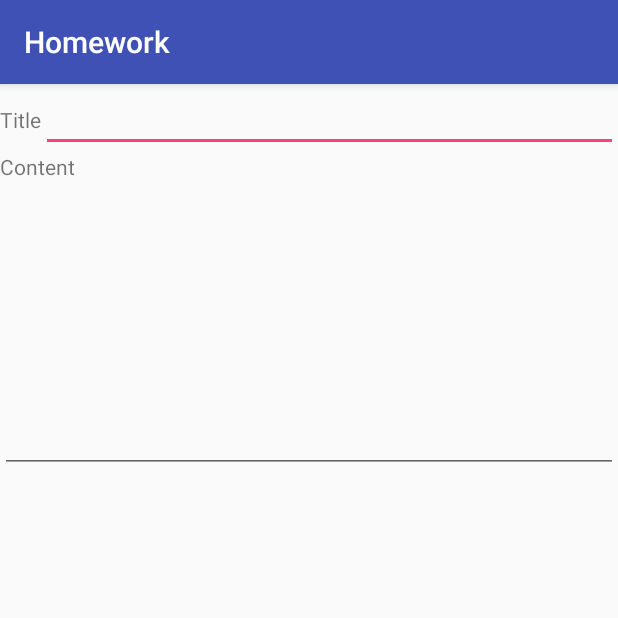
After one commit to fcu-d0280327/Android-HW6, an Android app: the EditNoteActivity screen opened directly, with no data from a screen before it, on a phone screen of 412 x 824 dp, the top half of it. The commit adds this screen. Run offline under Robolectric (Android 15) with nearby library versions, the phone set to English and light mode, and no system bars.

Commit message:
Add activity for add a note

```diff
--- a/app/build.gradle
+++ b/app/build.gradle
@@ -25,5 +25,6 @@ dependencies {
         exclude group: 'com.android.support', module: 'support-annotations'
     })
     compile 'com.android.support:appcompat-v7:25.3.1'
+    compile 'com.android.support.constraint:constraint-layout:1.0.2'
     testCompile 'junit:junit:4.12'
 }
--- a/app/src/main/AndroidManifest.xml
+++ b/app/src/main/AndroidManifest.xml
@@ -15,6 +15,7 @@
                 <category android:name="android.intent.category.LAUNCHER" />
             </intent-filter>
         </activity>
+        <activity android:name=".EditNoteActivity"></activity>
     </application>
 
 </manifest>
--- /dev/null
+++ b/app/src/main/java/com/example/user/homework/EditNoteActivity.java
@@ -0,0 +1,27 @@
+package com.example.user.homework;
+
+import android.support.v7.app.AppCompatActivity;
+import android.os.Bundle;
+import android.widget.EditText;
+import android.widget.Toast;
+
+public class EditNoteActivity extends AppCompatActivity {
+
+    private EditText edtTitle, edtContent;
+
+    @Override
+    protected void onCreate(Bundle savedInstanceState) {
+        super.onCreate(savedInstanceState);
+        setContentView(R.layout.activity_edit_note);
+        edtTitle = (EditText)findViewById(R.id.edtTitle);
+        edtContent = (EditText)findViewById(R.id.edtContent);
+    }
+
+    @Override
+    protected void onPause() {
+        super.onPause();
+        String title = edtTitle.getText().toString();
+        String content = edtContent.getText().toString();
+        Toast.makeText(this, "title:"+ title + " content:" + content, Toast.LENGTH_SHORT).show();
+    }
+}
--- a/app/src/main/java/com/example/user/homework/MainActivity.java
+++ b/app/src/main/java/com/example/user/homework/MainActivity.java
@@ -1,7 +1,9 @@
 package com.example.user.homework;
 
+import android.content.Intent;
 import android.support.v7.app.AppCompatActivity;
 import android.os.Bundle;
+import android.view.View;
 import android.widget.ArrayAdapter;
 import android.widget.Button;
 import android.widget.ListView;
@@ -20,6 +22,12 @@ public class MainActivity extends AppCompatActivity {
         super.onCreate(savedInstanceState);
         setContentView(R.layout.activity_main);
         btnAdd = (Button)findViewById(R.id.btnAdd);
+        btnAdd.setOnClickListener(new View.OnClickListener() {
+            @Override
+            public void onClick(View v) {
+                startActivity(new Intent().setClass(MainActivity.this, EditNoteActivity.class));
+            }
+        });
         lvNote = (ListView)findViewById(R.id.lvNote);
         item = new ArrayList<String>();
         item.add("a");
@@ -28,4 +36,5 @@ public class MainActivity extends AppCompatActivity {
                 (this, android.R.layout.simple_list_item_1, item);
         lvNote.setAdapter(arrayAdapter);
     }
+
 }
--- /dev/null
+++ b/app/src/main/res/layout/activity_edit_note.xml
@@ -0,0 +1,39 @@
+<?xml version="1.0" encoding="utf-8"?>
+<LinearLayout xmlns:android="http://schemas.android.com/apk/res/android"
+    xmlns:tools="http://schemas.android.com/tools"
+    android:layout_width="match_parent"
+    android:layout_height="match_parent"
+    tools:context="com.example.user.homework.EditNoteActivity"
+    android:orientation="vertical">
+
+    <LinearLayout
+        android:layout_width="match_parent"
+        android:layout_height="wrap_content">
+
+        <TextView
+            android:layout_width="wrap_content"
+            android:layout_height="wrap_content"
+            android:text="Title"/>
+
+        <EditText
+            android:id="@+id/edtTitle"
+            android:layout_width="match_parent"
+            android:layout_height="wrap_content" />
+
+    </LinearLayout>
+
+    <TextView
+        android:layout_width="wrap_content"
+        android:layout_height="wrap_content"
+        android:text="Content"/>
+
+    <EditText
+        android:id="@+id/edtContent"
+        android:layout_width="match_parent"
+        android:layout_height="wrap_content"
+        android:inputType="textMultiLine"
+        android:lines="8"
+        android:gravity="top|left"
+        android:maxLines="8"
+        />
+</LinearLayout>
```
